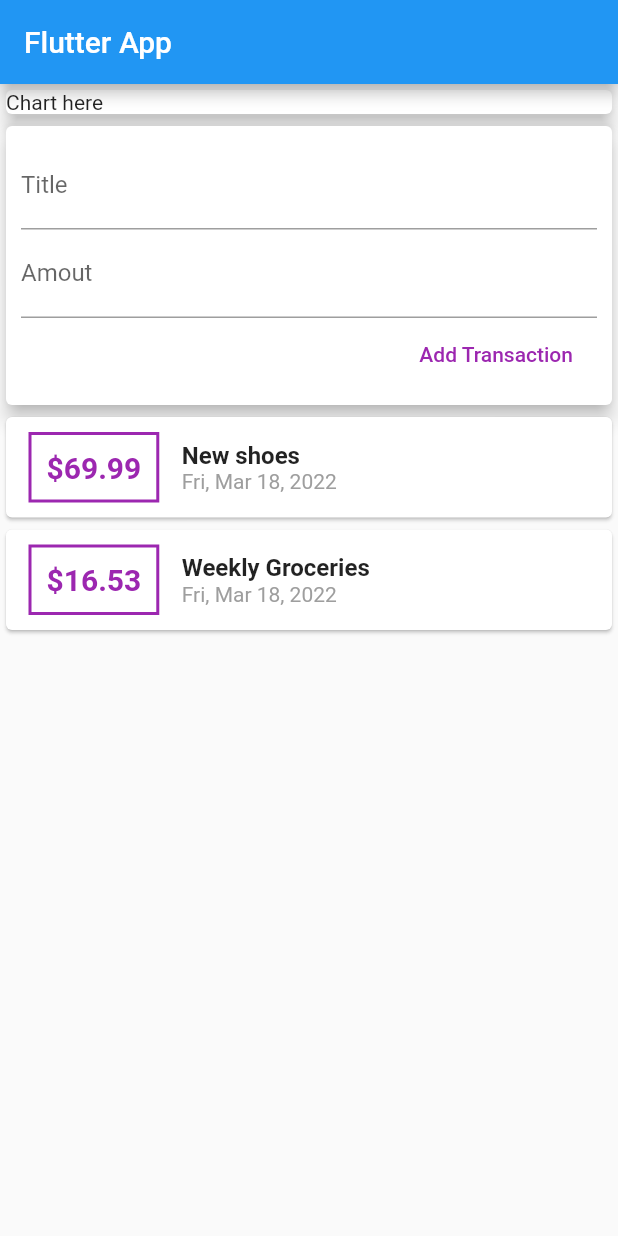
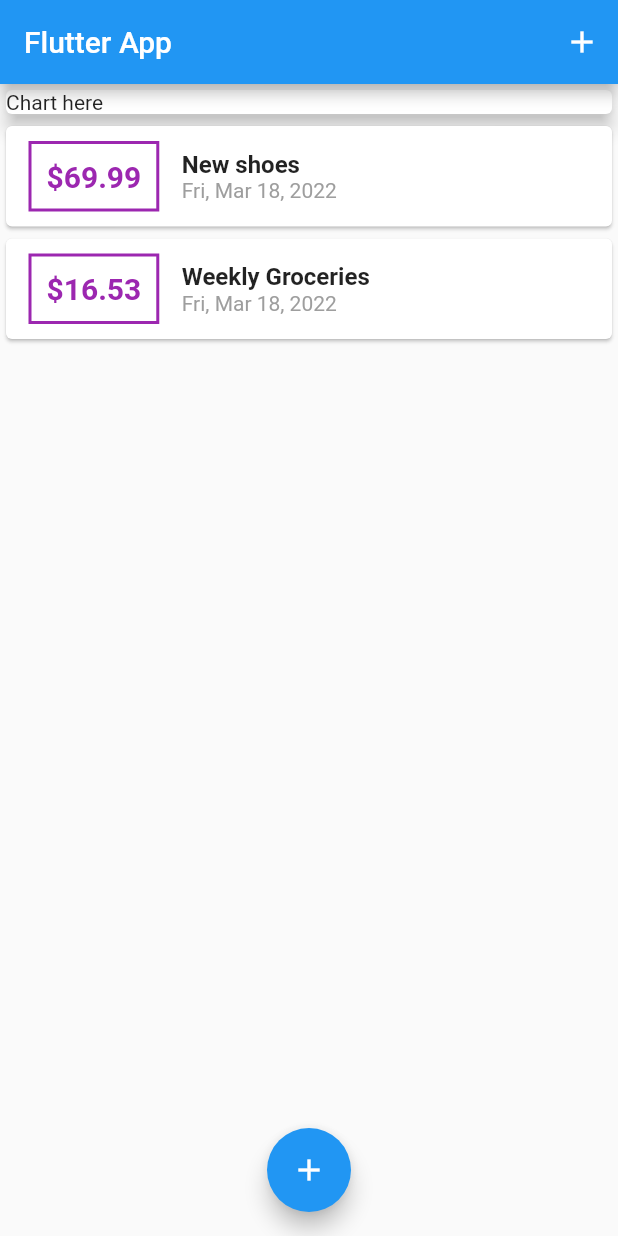
Before and after one commit to hanzosama/PersonalExpenseFlutter, a Flutter app: the screen it shows after launch, on a phone screen of 412 x 824 dp. Run offline on Flutter 3.47's test engine with Material 2 defaults, Android fonts, the phone set to English and light mode, and no system bars.

Commit message:
Code reformated to mix the widgets.

```diff
--- a/lib/main.dart
+++ b/lib/main.dart
@@ -1,7 +1,9 @@
 // ignore_for_file: prefer_const_constructors, sized_box_for_whitespace, import_of_legacy_library_into_null_safe
 
 import 'package:flutter/material.dart';
-import './widgets/user_transaction.dart';
+import 'package:personal_expenses_app/widgets/new_transaction.dart';
+import './models/transaction.dart';
+import 'widgets/transaction_list.dart';
 
 void main() => runApp(MyApp());
 
@@ -15,12 +17,50 @@ class MyApp extends StatelessWidget {
   }
 }
 
-class MyHomePage extends StatelessWidget {
+class MyHomePage extends StatefulWidget {
+  @override
+  State<MyHomePage> createState() => _MyHomePageState();
+}
+
+class _MyHomePageState extends State<MyHomePage> {
+  final List<Transaction> _userTransactions = [
+    Transaction(
+      id: 't1',
+      title: 'New shoes',
+      amount: 69.99,
+      date: DateTime.now(),
+    ),
+    Transaction(
+      id: 't2',
+      title: 'Weekly Groceries',
+      amount: 16.53,
+      date: DateTime.now(),
+    )
+  ];
+
+  void _addNewTransaction(String title, double amount) {
+    final newTx = Transaction(
+        title: title,
+        amount: amount,
+        date: DateTime.now(),
+        id: DateTime.now().toString());
+
+    setState(() {
+      _userTransactions.add(newTx);
+    });
+  }
+
   @override
   Widget build(BuildContext context) {
     return Scaffold(
       appBar: AppBar(
         title: Text('Flutter App'),
+        actions: [
+          IconButton(
+            icon: Icon(Icons.add),
+            onPressed: () => _startNewTransaction(context),
+          ),
+        ],
       ),
       body: Column(
           // mainAxisAlignment: MainAxisAlignment.spaceEvenly,
@@ -33,8 +73,27 @@ class MyHomePage extends StatelessWidget {
                 elevation: 5,
               ),
             ),
-            UserTransaction(),
+            TransactionList(
+              _userTransactions,
+            ),
           ]),
+      floatingActionButtonLocation: FloatingActionButtonLocation.centerFloat,
+      floatingActionButton: FloatingActionButton(
+        child: Icon(Icons.add),
+        onPressed: () => _startNewTransaction(context),
+      ),
     );
   }
+
+  void _startNewTransaction(BuildContext ctx) {
+    showModalBottomSheet(
+        context: ctx,
+        builder: (_) {
+          return GestureDetector(
+            onTap: () {},
+            behavior: HitTestBehavior.opaque,
+            child: NewTransaction(_addNewTransaction),
+          );
+        });
+  }
 }
--- a/lib/widgets/transaction_list.dart
+++ b/lib/widgets/transaction_list.dart
@@ -26,7 +26,7 @@ class TransactionList extends StatelessWidget {
                     border: Border.all(color: Colors.purple, width: 2)),
                 padding: EdgeInsets.all(10),
                 child: Text(
-                  '\$${transactions[index].amount}',
+                  '\$${transactions[index].amount.toStringAsFixed(2)}',
                   style: TextStyle(
                       fontWeight: FontWeight.bold,
                       fontSize: 20,
--- a/lib/widgets/user_transaction.dart
+++ /dev/null
@@ -1,54 +0,0 @@
-// ignore_for_file: prefer_const_constructors, sized_box_for_whitespace, import_of_legacy_library_into_null_safe
-
-
-import 'package:flutter/material.dart';
-
-import '../models/transaction.dart';
-import './new_transaction.dart';
-import './transaction_list.dart';
-
-class UserTransaction extends StatefulWidget {
-  @override
-  State<UserTransaction> createState() => _UserTransactionState();
-}
-
-class _UserTransactionState extends State<UserTransaction> {
-  final List<Transaction> _userTransactions = [
-    Transaction(
-      id: 't1',
-      title: 'New shoes',
-      amount: 69.99,
-      date: DateTime.now(),
-    ),
-    Transaction(
-      id: 't2',
-      title: 'Weekly Groceries',
-      amount: 16.53,
-      date: DateTime.now(),
-    )
-  ];
-
-  void _addNewTransaction(String title, double amount) {
-    final newTx = Transaction(
-        title: title,
-        amount: amount,
-        date: DateTime.now(),
-        id: DateTime.now().toString());
-
-    setState(() {
-      _userTransactions.add(newTx);
-    });
-  }
-
-  @override
-  Widget build(BuildContext context) {
-    return Column(
-      children: [
-        NewTransaction(_addNewTransaction),
-        TransactionList(
-          _userTransactions,
-        )
-      ],
-    );
-  }
-}
```
Also changed, not shown: lib/widgets/new_transaction.dart (+13 -4 lines).
